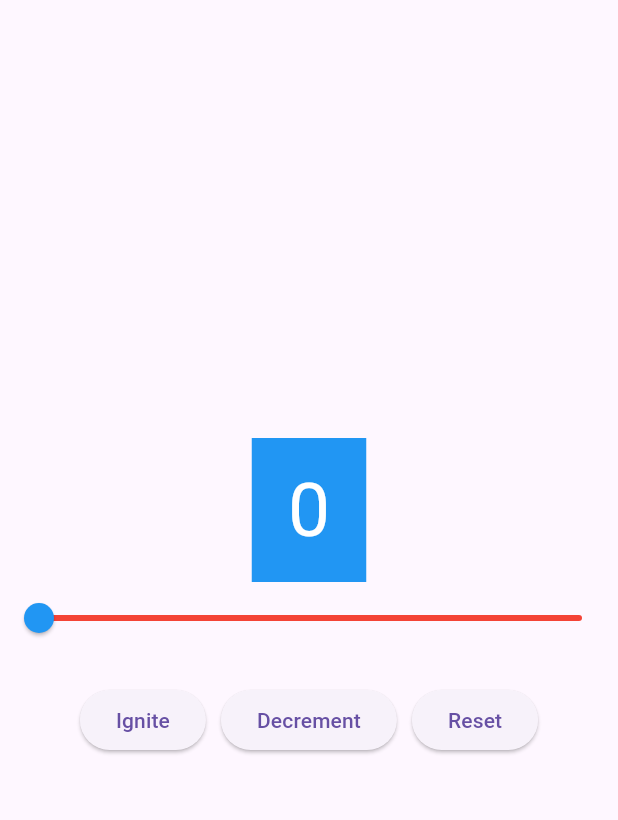
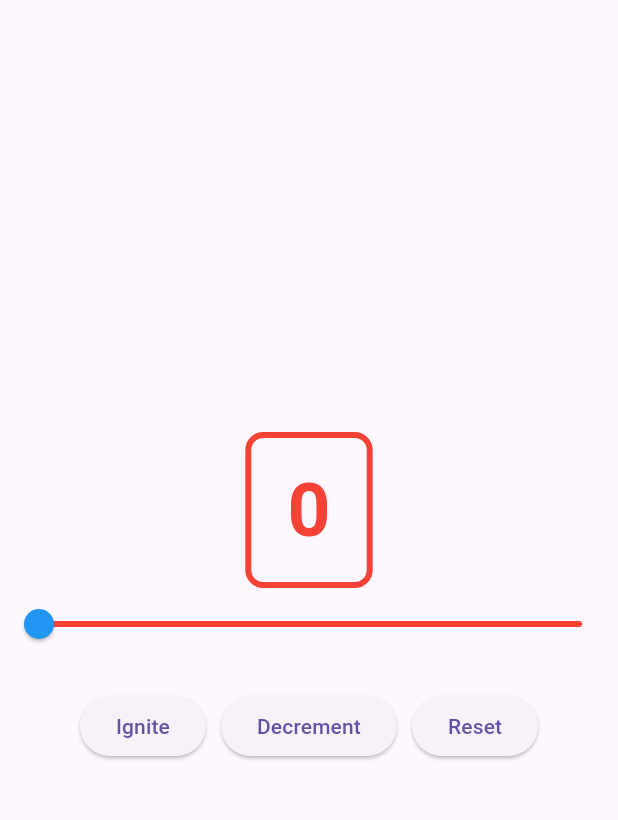
Before and after one commit to rdinani1/stateful_rocketlaunch, a Flutter app: the screen it shows after launch, on a phone screen of 412 x 824 dp, the part 63-883 px from its top. Run offline on Flutter 3.47's test engine with Material 3 defaults, Android fonts, the phone set to English and light mode, and no system bars.

Commit message:
Add visual countdown status colors (red/orange/green)

```diff
--- a/lib/main.dart
+++ b/lib/main.dart
@@ -43,6 +43,12 @@ class _CounterWidgetState extends State<CounterWidget> {
     });
   }
 
+  Color _statusColor() {
+    if (_counter == 0) return Colors.red;
+    if (_counter <= 50) return Colors.orange;
+    return Colors.green;
+  }
+
   @override
   Widget build(BuildContext context) {
     return Scaffold(
@@ -54,11 +60,18 @@ class _CounterWidgetState extends State<CounterWidget> {
         children: [
           Center(
             child: Container(
-              color: Colors.blue,
               padding: const EdgeInsets.symmetric(vertical: 12, horizontal: 24),
+              decoration: BoxDecoration(
+                border: Border.all(color: _statusColor(), width: 4),
+                borderRadius: BorderRadius.circular(12),
+              ),
               child: Text(
                 '$_counter',
-                style: const TextStyle(fontSize: 50.0, color: Colors.white),
+                style: TextStyle(
+                  fontSize: 50.0,
+                  fontWeight: FontWeight.bold,
+                  color: _statusColor(),
+                ),
               ),
             ),
           ),
```
